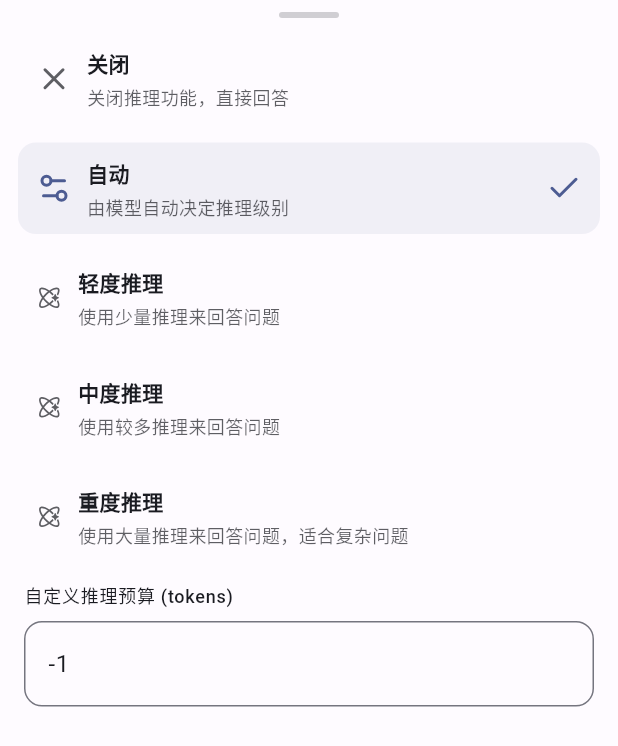
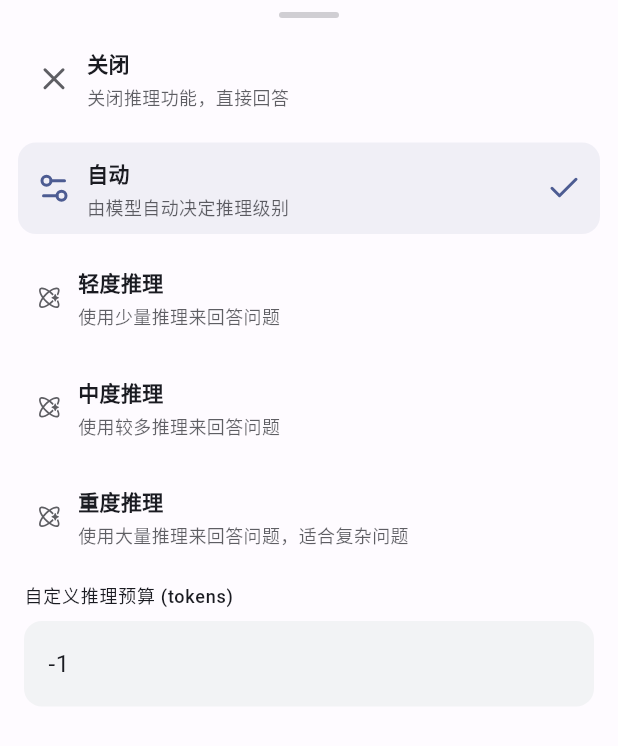
Before and after one commit to Chevey339/kelivo_demo, a Flutter app: the _ReasoningBudgetSheet widget shown alone on an empty page, opened directly, scrolled down 57 dp, on a phone screen of 412 x 824 dp. Shown: the top 746 px of the screen. Run offline on Flutter 3.47's test engine with Material 3 defaults, Android fonts, the phone set to English and light mode, and no system bars; drawn by our look-alikes of dynamic_color; our stand-ins replace cross_file, file_picker, flutter_highlight, flutter_slidable, flutter_svg, flutter_tts and 11 more; missing offline and left inert: gpt_markdown, mcp_client, mobile_scanner, read_pdf_text, syncfusion_flutter_core; accounts and stored records are empty; network calls fail.

Commit message:
style: Enhance custom reasoning budget input field

```diff
--- a/lib/ui/reasoning_budget_sheet.dart
+++ b/lib/ui/reasoning_budget_sheet.dart
@@ -182,12 +182,28 @@ class _ReasoningBudgetSheetState extends State<_ReasoningBudgetSheet> {
                           children: [
                             Text('自定义推理预算 (tokens)', style: Theme.of(context).textTheme.labelMedium),
                             const SizedBox(height: 8),
-                            TextField(
+                            Builder(builder: (context) {
+                              final isDark = Theme.of(context).brightness == Brightness.dark;
+                              final cs2 = Theme.of(context).colorScheme;
+                              return TextField(
                                 controller: _controller,
                                 keyboardType: TextInputType.number,
                                 decoration: InputDecoration(
                                   hintText: '例如：2048 (-1 自动，0 关闭)',
-                                border: OutlineInputBorder(borderRadius: BorderRadius.circular(12)),
+                                  filled: true,
+                                  fillColor: isDark ? Colors.white10 : const Color(0xFFF2F3F5),
+                                  border: OutlineInputBorder(
+                                    borderRadius: BorderRadius.circular(12),
+                                    borderSide: const BorderSide(color: Colors.transparent),
+                                  ),
+                                  enabledBorder: OutlineInputBorder(
+                                    borderRadius: BorderRadius.circular(12),
+                                    borderSide: const BorderSide(color: Colors.transparent),
+                                  ),
+                                  focusedBorder: OutlineInputBorder(
+                                    borderRadius: BorderRadius.circular(12),
+                                    borderSide: BorderSide(color: cs2.primary.withOpacity(0.4)),
+                                  ),
                                 ),
                                 onChanged: (v) {
                                   final n = int.tryParse(v.trim());
@@ -205,7 +221,8 @@ class _ReasoningBudgetSheetState extends State<_ReasoningBudgetSheet> {
                                   }
                                   Navigator.of(context).maybePop();
                                 },
-                            ),
+                              );
+                            }),
                           ],
                         ),
                       ),
```
Lines whose indentation alone changed are shown as unchanged.
